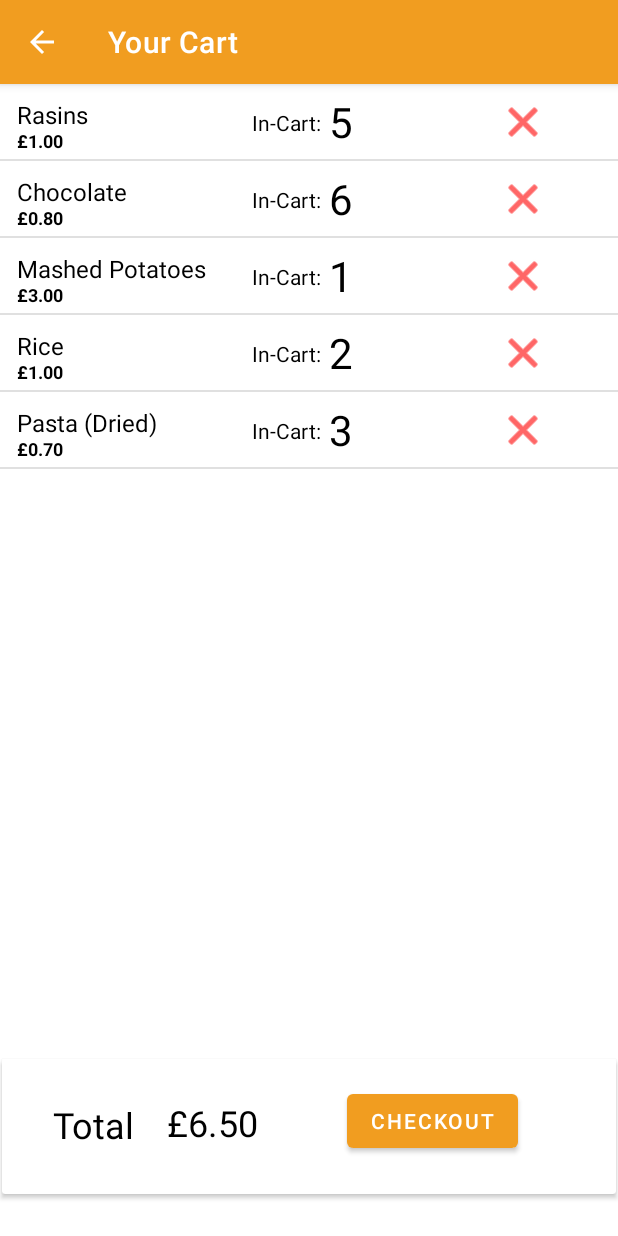
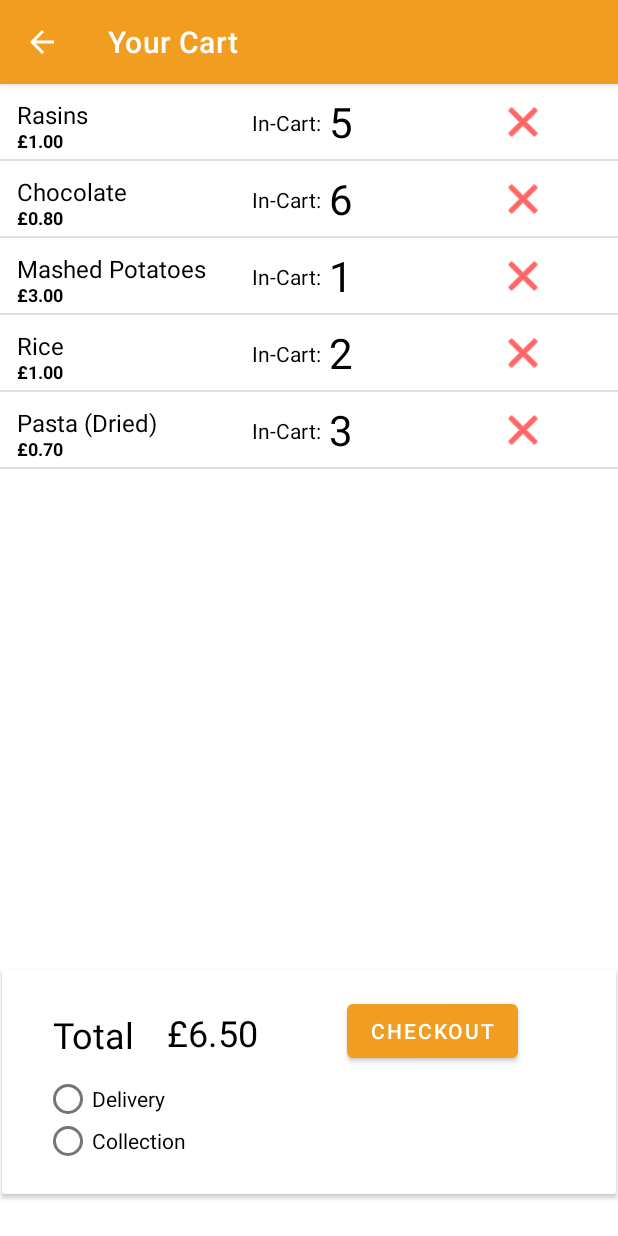
Before and after one commit to kenneth-obrien/prototype-app-non-functional, an Android app: the CartActivity screen opened directly, with no data from a screen before it, on a phone screen of 412 x 824 dp. Run offline under Robolectric (Android 15) with nearby library versions, the phone set to English and light mode, and no system bars.

Commit message:
added stuff

```diff
--- a/app/build.gradle
+++ b/app/build.gradle
@@ -46,6 +46,7 @@ dependencies {
     implementation 'androidx.navigation:navigation-fragment-ktx:2.2.2'
     implementation 'androidx.navigation:navigation-ui-ktx:2.2.2'
     implementation 'androidx.annotation:annotation:1.1.0'
+    implementation 'androidx.legacy:legacy-support-v4:1.0.0'
     testImplementation 'junit:junit:4.+'
     androidTestImplementation 'androidx.test.ext:junit:1.1.1'
     androidTestImplementation 'androidx.test.espresso:espresso-core:3.2.0'
--- a/app/src/main/res/layout/activity_cart.xml
+++ b/app/src/main/res/layout/activity_cart.xml
@@ -8,7 +8,7 @@
 
     <androidx.cardview.widget.CardView
         android:layout_width="409dp"
-        android:layout_height="90dp"
+        android:layout_height="150dp"
         android:layout_marginBottom="28dp"
         app:layout_constraintBottom_toBottomOf="parent"
         app:layout_constraintEnd_toEndOf="parent"
@@ -28,8 +28,8 @@
                 android:layout_marginStart="34dp"
                 android:layout_marginLeft="34dp"
                 android:layout_marginTop="27dp"
+                android:text="Total "
                 android:textColor="#000000"
-                android:text="Total "
                 android:textSize="24sp" />
 
             <TextView
@@ -42,8 +42,8 @@
                 android:layout_marginStart="110dp"
                 android:layout_marginLeft="110dp"
                 android:layout_marginTop="26dp"
+                android:text="£6.50"
                 android:textColor="#000000"
-                android:text="£6.50"
                 android:textSize="24sp" />
 
             <Button
@@ -56,9 +56,34 @@
                 android:layout_marginTop="17dp"
                 android:layout_marginEnd="65dp"
                 android:layout_marginRight="65dp"
-                android:textColor="#FFFFFF"
-                android:text="Checkout" />
+                android:text="Checkout"
+                android:textColor="#FFFFFF" />
+
+            <RadioGroup
+                android:layout_width="318dp"
+                android:layout_height="61dp"
+                android:layout_alignParentStart="true"
+                android:layout_alignParentLeft="true"
+                android:layout_alignParentBottom="true"
+                android:layout_marginStart="28dp"
+                android:layout_marginLeft="28dp"
+                android:layout_marginBottom="16dp" >
+
+                <RadioButton
+                    android:id="@+id/radioButton4"
+                    android:layout_width="match_parent"
+                    android:layout_height="28dp"
+                    android:text="Delivery " />
+
+                <RadioButton
+                    android:id="@+id/radioButton5"
+                    android:layout_width="match_parent"
+                    android:layout_height="28dp"
+                    android:text="Collection" />
+            </RadioGroup>
+
         </RelativeLayout>
+
     </androidx.cardview.widget.CardView>
 
     <ListView
--- a/app/src/main/res/menu/activity_main_drawer.xml
+++ b/app/src/main/res/menu/activity_main_drawer.xml
@@ -19,6 +19,10 @@
         <item
             android:id="@+id/nav_login"
             android:title="@string/menu_login" />
+        <item
+            android:id="@+id/nav_order"
+            android:title="Your Orders"
+            />
     </group>
 
 </menu>
--- a/app/src/main/res/values/strings.xml
+++ b/app/src/main/res/values/strings.xml
@@ -40,4 +40,7 @@
         <item>7</item>
         <item>8</item>
     </string-array>
+    <!-- TODO: Remove or change this placeholder text -->
+    <string name="hello_blank_fragment">Hello blank fragment</string>
+    <string name="title_activity_order">OrderActivity</string>
 </resources>
```
Also changed, not shown: app/src/main/AndroidManifest.xml (+6 -4 lines), app/src/main/java/com/example/prototype_app_non_functional/ui/testActivity.kt (added, +74 -0 lines), app/src/main/res/layout/activity_test.xml (added, +19 -0 lines), app/src/main/res/layout/order_row.xml (added, +62 -0 lines), app/src/main/res/navigation/mobile_navigation.xml (+7 -0 lines), app/src/main/res/navigation/nav_graph.xml (+20 -0 lines).
